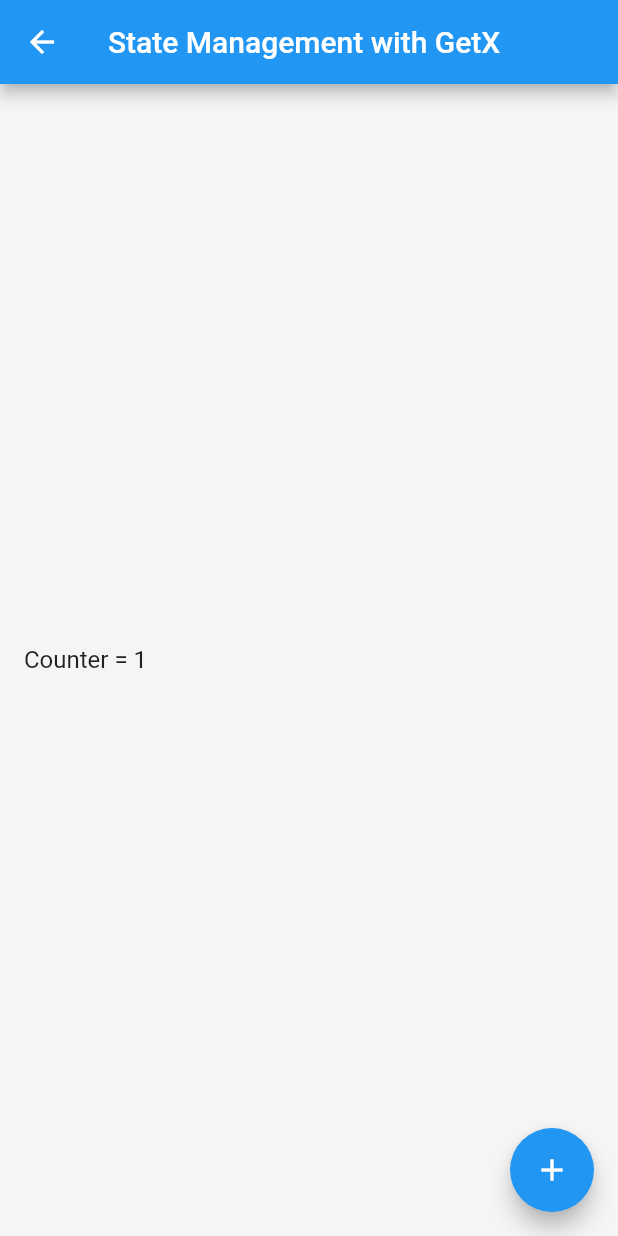
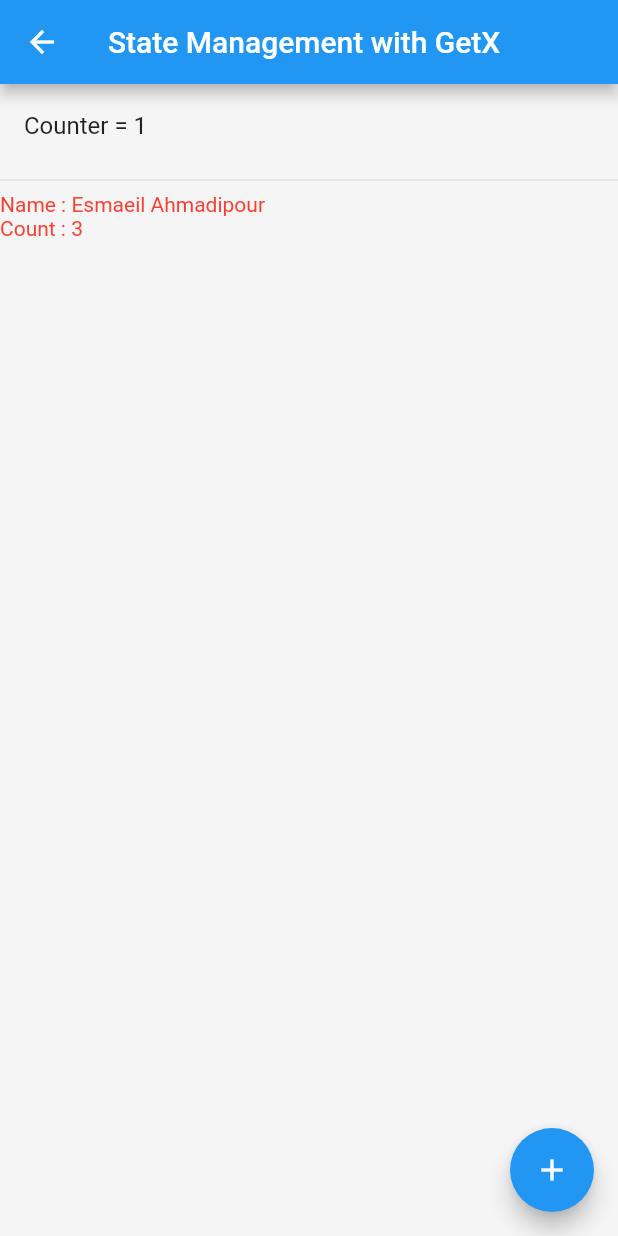
Before and after one commit to esmaeil-ahmadipour/Flutter_GetX, a Flutter app: the OtherPage screen opened directly, after a tap on the "add" icon, on a phone screen of 412 x 824 dp. Run offline on Flutter 3.47's test engine with Material 2 defaults, Android fonts, the phone set to English and light mode, and no system bars; our stand-ins replace get.

Commit message:
add: Advanced Samples State Management  with Controller

```diff
--- /dev/null
+++ b/lib/controller/user_controller.dart
@@ -0,0 +1,14 @@
+import 'package:flutter_getx/models/user.dart';
+import 'package:get/get_rx/src/rx_types/rx_types.dart';
+import 'package:get/get_state_manager/src/simple/get_controllers.dart';
+
+class UserController extends GetxController{
+  final  user = User().obs;
+
+updateUser({String name ,int count}){
+  user.update((value) {
+    value.name=name;
+    value.count=count;
+  });
+}
+}
--- /dev/null
+++ b/lib/models/user.dart
@@ -0,0 +1,7 @@
+class User{
+
+  String name;
+  int count;
+
+  User({this.name='-', this.count=0});
+}
--- a/lib/screens/other_page.dart
+++ b/lib/screens/other_page.dart
@@ -1,5 +1,6 @@
 import 'package:flutter/material.dart';
 import 'package:flutter_getx/controller/count_controller.dart';
+import 'package:flutter_getx/controller/user_controller.dart';
 import 'package:get/get.dart';
 
 class OtherPage extends StatelessWidget {
@@ -13,16 +14,38 @@ class OtherPage extends StatelessWidget {
         title: Text('State Management with GetX'),
       ),
       body: Center(
-        child: GetBuilder<CountController>(
-            init:CountController(),
-            builder: (_) {
-          return ListTile(title: Text('Counter = ${_.count}'));
-        }),
+        child: ListView(
+          children: [
+            GetBuilder<CountController>(
+                init: CountController(),
+                builder: (_) {
+                  return ListTile(title: Text('Counter = ${_.count}'));
+                }),
+            Divider(),
+            GetX<UserController>(
+              init: UserController(),
+              builder: (_) {
+                return Text(
+                  'Name : ${_.user.value.name}',
+                  style: TextStyle(color: Colors.red),
+                );
+              },
+            ),
+            Obx(() {
+              return Text(
+                'Count : ${Get.find<UserController>().user.value.count}',
+                style: TextStyle(color: Colors.red),
+              );
+            }),
+          ],
+        ),
       ),
       floatingActionButton: FloatingActionButton(
         child: Icon(Icons.add),
-        onPressed: (){
+        onPressed: () {
           Get.find<CountController>().increment();
+          Get.find<UserController>()
+              .updateUser(name: 'Esmaeil Ahmadipour', count: 3);
 
           // if Using init: in GetBuilder Don't Need Below Line.
           // countController.increment();
```
